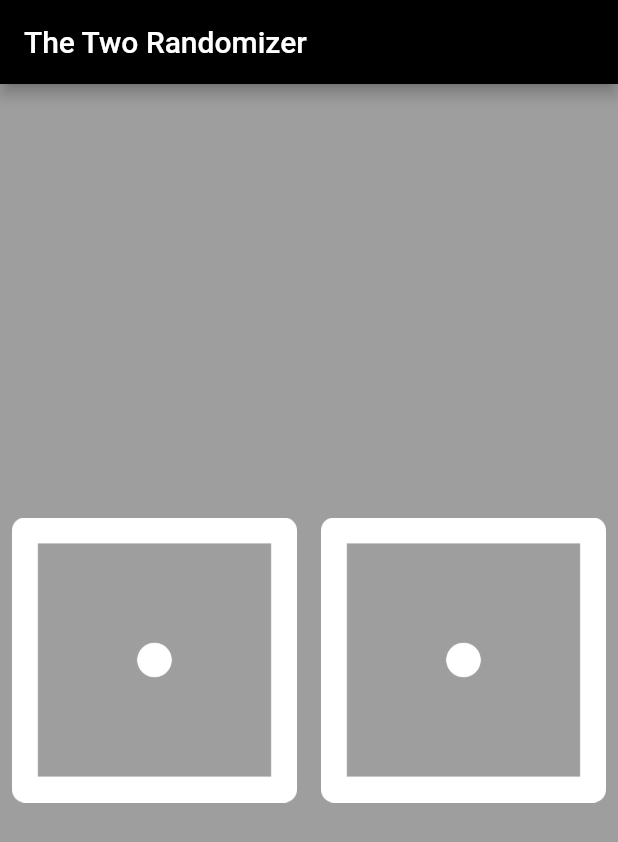
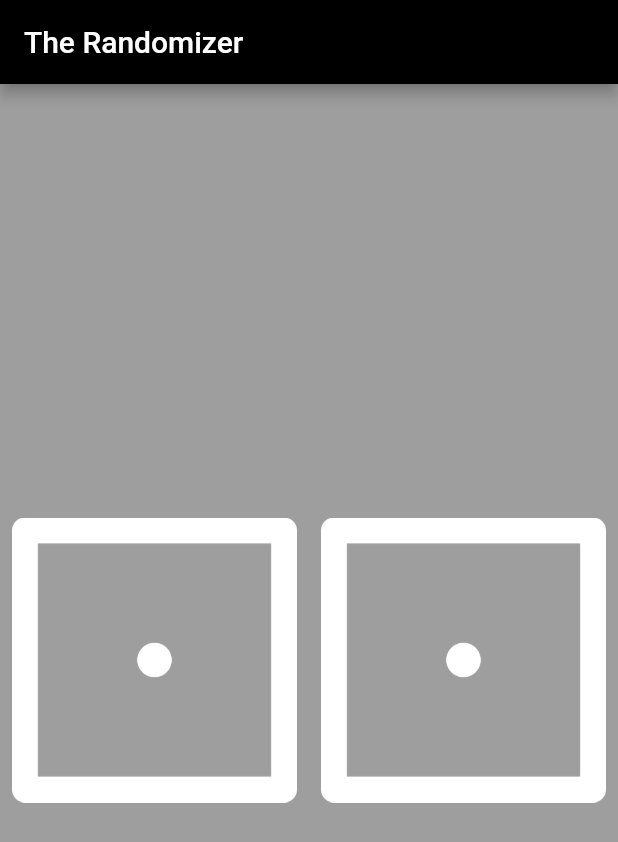
Before and after one commit to purrlynx/my_dice_w7_louis, a Flutter app: the screen it shows after launch, on a phone screen of 412 x 824 dp. Shown: the top 842 px of the screen. Run offline on Flutter 3.47's test engine with Material 2 defaults, Android fonts, the phone set to English and light mode, and no system bars.

Commit message:
The Randomizer

```diff
--- a/lib/main.dart
+++ b/lib/main.dart
@@ -8,7 +8,7 @@ void main() {
       home: Scaffold(
         backgroundColor: Colors.grey,
         appBar: AppBar(
-          title: const Text('The Two Randomizer'),
+          title: const Text('The Randomizer'),
           backgroundColor: Colors.black,
         ),
         body: const DicePage(),
```
